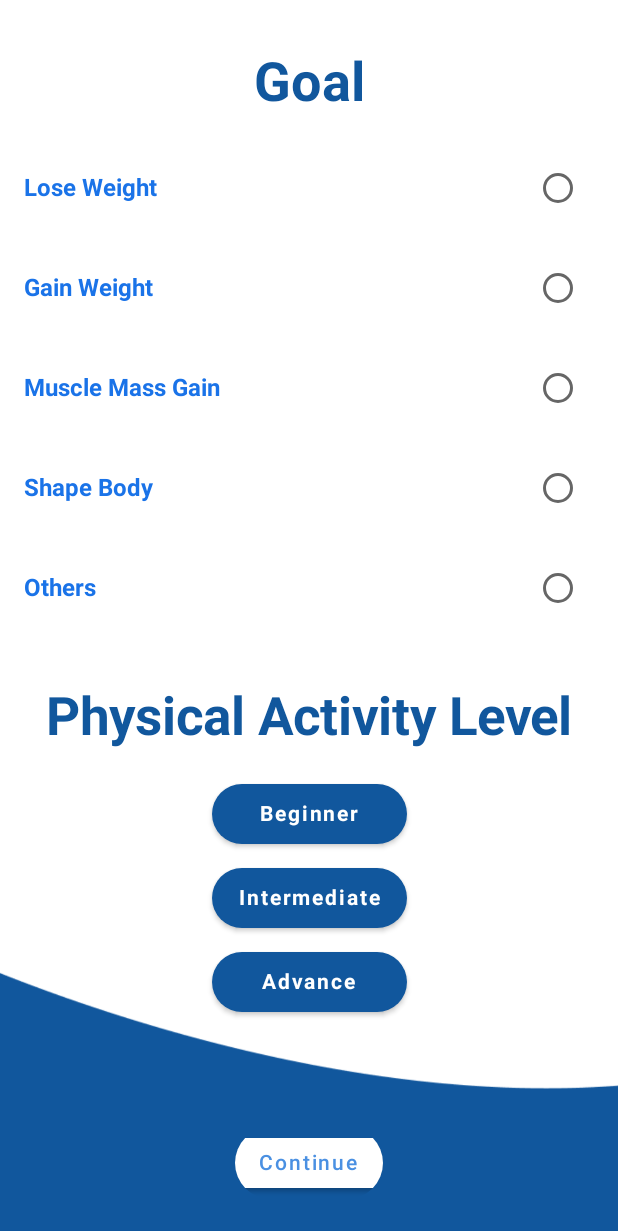
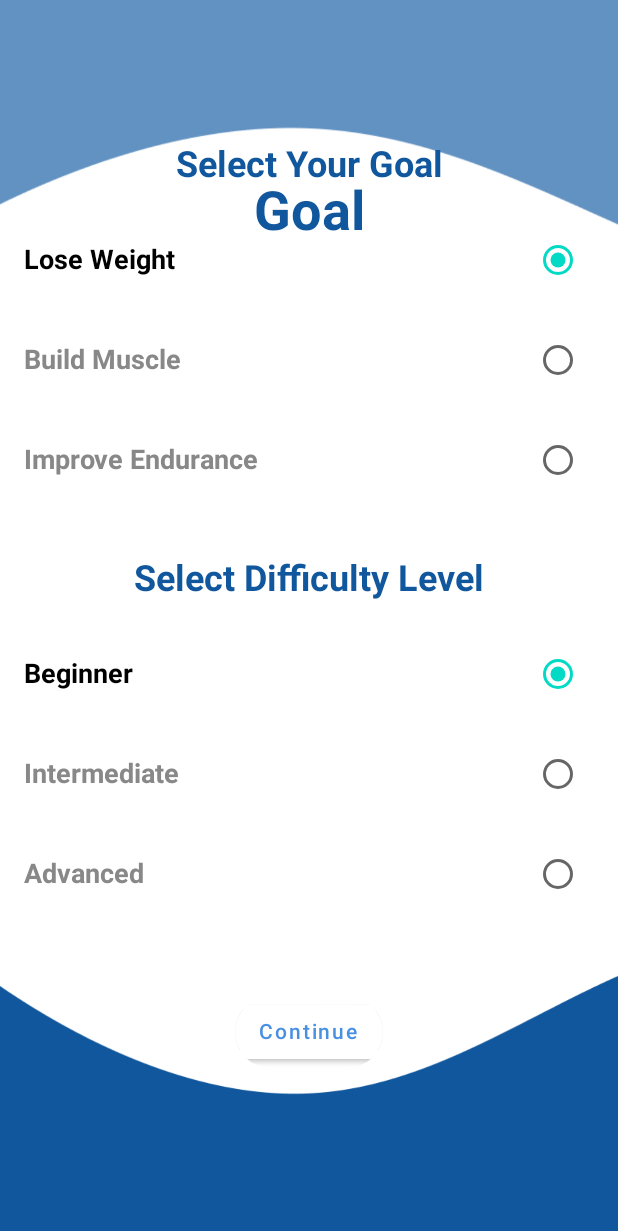
Before and after one commit to tipenlii/WaLaWe, an Android app built with Jetpack Compose: the @Preview function PreviewGoalSelectionScreen, on a phone screen of 412 x 824 dp. Shown: the top 1231 px of the screen. Run offline under Robolectric (Android 15) with nearby library versions, the phone set to English and light mode, and no system bars; our stand-ins replace Firebase (no records; nobody signed in at launch, a user with empty details on screens opened directly).

```diff
--- a/app/src/main/java/com/example/uts_lec/PreHomeQ1.kt
+++ b/app/src/main/java/com/example/uts_lec/PreHomeQ1.kt
@@ -79,7 +79,6 @@ fun GenderAndAgeSelectionScreen(navController: NavHostController) {
             })
 
             ContinueButton(onClick = {
-                // Simpan data ke Firestore
                 if (userId != null) {
                     val userUpdates = hashMapOf(
                         "gender" to selectedGender,
--- a/app/src/main/java/com/example/uts_lec/PreHomeQ3.kt
+++ b/app/src/main/java/com/example/uts_lec/PreHomeQ3.kt
@@ -2,14 +2,14 @@ package com.example.uts_lec
 
 import androidx.compose.foundation.Image
 import androidx.compose.foundation.background
-import androidx.compose.foundation.clickable
 import androidx.compose.foundation.layout.*
-import androidx.compose.foundation.shape.RoundedCornerShape
-import androidx.compose.material.*
+import androidx.compose.foundation.lazy.LazyColumn
+import androidx.compose.foundation.lazy.items
+import androidx.compose.material.RadioButton
+import androidx.compose.material.Text
 import androidx.compose.runtime.*
 import androidx.compose.ui.Alignment
 import androidx.compose.ui.Modifier
-import androidx.compose.ui.draw.clip
 import androidx.compose.ui.graphics.Color
 import androidx.compose.ui.layout.ContentScale
 import androidx.compose.ui.res.painterResource
@@ -25,16 +25,39 @@ import com.google.firebase.firestore.SetOptions
 
 @Composable
 fun GoalSelectionScreen(navController: NavHostController) {
-    var selectedGoal by remember { mutableStateOf("") }
-    var selectedActivityLevel by remember { mutableStateOf("") }
+    var selectedGoal by remember { mutableStateOf("Lose Weight") }
+    var selectedDifficulty by remember { mutableStateOf("Beginner") }
     val db = FirebaseFirestore.getInstance()
     val userId = FirebaseAuth.getInstance().currentUser?.uid
 
     Box(modifier = Modifier
         .fillMaxSize()
         .background(Color.White)) {
+        // Top background image
         Image(
-            painter = painterResource(id = R.drawable.bawah_prehome3),
+            painter = painterResource(id = R.drawable.atas_prehome),
+            contentDescription = null,
+            contentScale = ContentScale.Crop,
+            modifier = Modifier
+                .fillMaxWidth()
+                .height(200.dp)
+                .align(Alignment.TopCenter)
+        )
+
+        // "Goal" text
+        Text(
+            text = "Goal",
+            fontSize = 36.sp,
+            fontWeight = FontWeight.Bold,
+            color = Color(0xFF11579D),
+            modifier = Modifier
+                .align(Alignment.TopCenter)
+                .padding(top = 120.dp)
+        )
+
+        // Bottom background image
+        Image(
+            painter = painterResource(id = R.drawable.bawah_prehome),
             contentDescription = null,
             contentScale = ContentScale.Crop,
             modifier = Modifier
@@ -42,58 +65,55 @@ fun GoalSelectionScreen(navController: NavHostController) {
                 .height(200.dp)
                 .align(Alignment.BottomCenter)
         )
-        // "Goal" and "Physical Activity Level" selection
+
         Column(
             modifier = Modifier
                 .fillMaxSize()
                 .padding(16.dp),
-            horizontalAlignment = Alignment.CenterHorizontally
+            horizontalAlignment = Alignment.CenterHorizontally,
+            verticalArrangement = Arrangement.Center
         ) {
+            // Goal selection
             Text(
-                text = "Goal",
-                fontSize = 36.sp,
+                text = "Select Your Goal",
+                fontSize = 24.sp,
                 fontWeight = FontWeight.Bold,
-                color = Color(0xFF11579D),
-                modifier = Modifier.padding(top = 18.dp)
+                color = Color(0xFF11579D)
             )
 
             Spacer(modifier = Modifier.height(16.dp))
 
-            // Radio buttons for Goal selection
             RadioButtonGroup(
-                options = listOf("Lose Weight", "Gain Weight", "Muscle Mass Gain", "Shape Body", "Others"),
+                options = listOf("Lose Weight", "Build Muscle", "Improve Endurance"),
                 selectedOption = selectedGoal,
-                onOptionSelected = {
-                    selectedGoal = it
-                },
-                modifier = Modifier.align(Alignment.CenterHorizontally)
+                onOptionSelected = { goal -> selectedGoal = goal }
             )
 
             Spacer(modifier = Modifier.height(32.dp))
 
+            // Difficulty selection
             Text(
-                text = "Physical Activity Level",
-                fontSize = 35.sp,
+                text = "Select Difficulty Level",
+                fontSize = 24.sp,
                 fontWeight = FontWeight.Bold,
-                color = Color(0xFF11579D),
-                modifier = Modifier.align(Alignment.CenterHorizontally) // Centering the text
+                color = Color(0xFF11579D)
             )
 
             Spacer(modifier = Modifier.height(16.dp))
 
-            // Buttons for selecting activity level
-            ActivityLevelSelection(selectedActivityLevel) {
-                selectedActivityLevel = it
-            }
+            RadioButtonGroup(
+                options = listOf("Beginner", "Intermediate", "Advanced"),
+                selectedOption = selectedDifficulty,
+                onOptionSelected = { difficulty -> selectedDifficulty = difficulty }
+            )
 
-            Spacer(modifier = Modifier.height(60.dp))
+            Spacer(modifier = Modifier.height(32.dp))
 
-            // Continue Button at the bottom
             ContinueButton(onClick = {
                 if (userId != null) {
                     val userUpdates = hashMapOf(
                         "goal" to selectedGoal,
-                        "activityLevel" to selectedActivityLevel
+                        "difficulty" to selectedDifficulty
                     )
                     db.collection("users").document(userId)
                         .set(userUpdates, SetOptions.merge())
@@ -113,8 +133,8 @@ fun RadioButtonGroup(
     onOptionSelected: (String) -> Unit,
     modifier: Modifier = Modifier
 ) {
-    Column(horizontalAlignment = Alignment.CenterHorizontally, modifier = modifier) {
-        options.forEach { option ->
+    LazyColumn(modifier = modifier) {
+        items(options) { option ->
             Row(
                 verticalAlignment = Alignment.CenterVertically,
                 horizontalArrangement = Arrangement.Center,
@@ -124,41 +144,14 @@ fun RadioButtonGroup(
             ) {
                 Text(
                     text = option,
-                    color = Color(0xFF1A73E8),
-                    fontSize = 16.sp,
+                    fontSize = 18.sp,
                     fontWeight = FontWeight.Bold,
+                    color = if (option == selectedOption) Color.Black else Color.Gray,
                     modifier = Modifier.weight(1f)
                 )
                 RadioButton(
                     selected = option == selectedOption,
-                    onClick = { onOptionSelected(option) },
-                    colors = RadioButtonDefaults.colors(selectedColor = Color(0xFF1A73E8))
-                )
-            }
-        }
-    }
-}
-
-@Composable
-fun ActivityLevelSelection(selectedLevel: String, onLevelSelected: (String) -> Unit) {
-    Column(horizontalAlignment = Alignment.CenterHorizontally) {
-        listOf("Beginner", "Intermediate", "Advance").forEach { level ->
-            Button(
-                onClick = {
-                    onLevelSelected(level)
-                },
-                colors = ButtonDefaults.buttonColors(backgroundColor = if (selectedLevel == level) Color(0xFF1A73E8) else Color(0xFF11579D)),
-                shape = RoundedCornerShape(50),
-                modifier = Modifier
-                    .padding(vertical = 8.dp)
-                    .height(40.dp)
-                    .width(130.dp)
-            ) {
-                Text(
-                    text = level,
-                    color = Color.White,
-                    fontSize = 14.sp,
-                    fontWeight = FontWeight.Bold
+                    onClick = { onOptionSelected(option) }
                 )
             }
         }
--- a/app/src/main/java/com/example/uts_lec/ProfileScreen.kt
+++ b/app/src/main/java/com/example/uts_lec/ProfileScreen.kt
@@ -27,7 +27,7 @@ import androidx.compose.ui.text.font.FontWeight
 import com.example.uts_lec.ui.theme.UTS_LECTheme
 import androidx.compose.ui.res.colorResource
 import androidx.compose.ui.res.painterResource
-import coil3.compose.AsyncImage
+import coil.compose.AsyncImage
 import com.google.firebase.auth.FirebaseAuth
 import com.google.firebase.firestore.FirebaseFirestore
 import com.google.firebase.storage.FirebaseStorage
```
Also changed, not shown: app/src/main/java/com/example/uts_lec/PreHomeQ4.kt (+263 -1 lines), app/src/main/java/com/example/uts_lec/SetupNavGraph.kt (+4 -9 lines).
